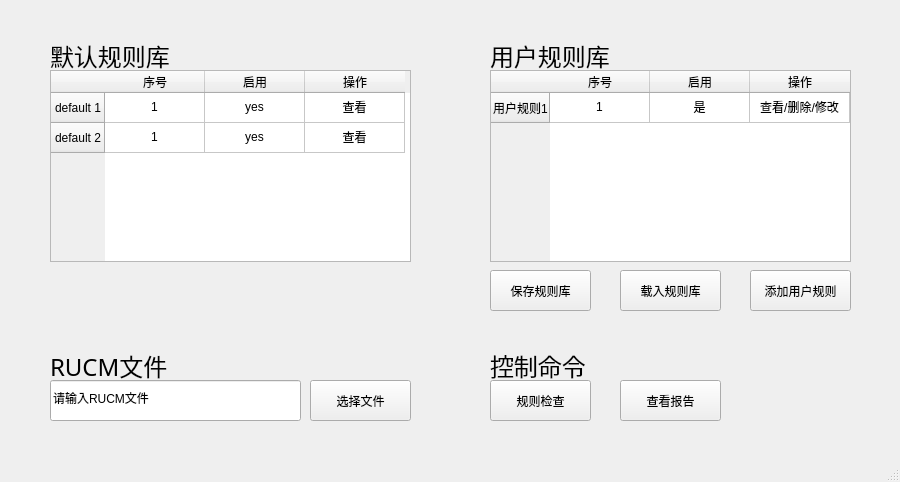
zen1995/rucmChecker, file MainWindow.ui: the form before one commit.
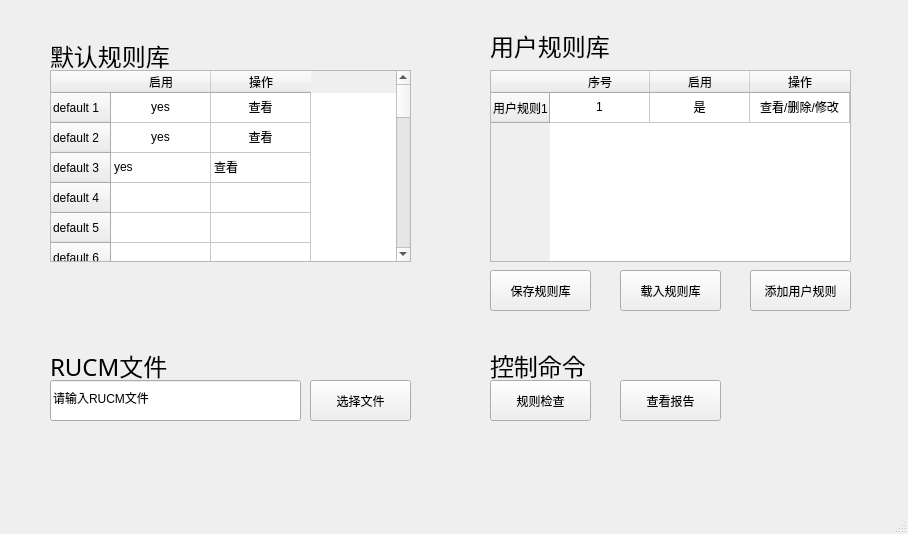
The form after the commit.

Patch:
```diff
--- a/MainWindow.ui
+++ b/MainWindow.ui
@@ -6,8 +6,8 @@
    <rect>
     <x>0</x>
     <y>0</y>
-    <width>900</width>
-    <height>482</height>
+    <width>908</width>
+    <height>534</height>
    </rect>
   </property>
   <property name="windowTitle">
@@ -28,7 +28,7 @@
       <string>default 1</string>
      </property>
      <property name="textAlignment">
-      <set>AlignCenter</set>
+      <set>AlignLeading|AlignVCenter</set>
      </property>
     </row>
     <row>
@@ -36,17 +36,124 @@
       <string>default 2</string>
      </property>
      <property name="textAlignment">
-      <set>AlignCenter</set>
+      <set>AlignLeading|AlignVCenter</set>
      </property>
     </row>
-    <column>
+    <row>
      <property name="text">
-      <string>序号</string>
+      <string>default 3</string>
      </property>
-     <property name="textAlignment">
-      <set>AlignCenter</set>
+    </row>
+    <row>
+     <property name="text">
+      <string>default 4</string>
      </property>
-    </column>
+    </row>
+    <row>
+     <property name="text">
+      <string>default 5</string>
+     </property>
+    </row>
+    <row>
+     <property name="text">
+      <string>default 6</string>
+     </property>
+    </row>
+    <row>
+     <property name="text">
+      <string>default 7</string>
+     </property>
+    </row>
+    <row>
+     <property name="text">
+      <string>default 8</string>
+     </property>
+    </row>
+    <row>
+     <property name="text">
+      <string>default 9</string>
+     </property>
+    </row>
+    <row>
+     <property name="text">
+      <string>default 10</string>
+     </property>
+    </row>
+    <row>
+     <property name="text">
+      <string>default 11</string>
+     </property>
+    </row>
+    <row>
+     <property name="text">
+      <string>default 12</string>
+     </property>
+    </row>
+    <row>
+     <property name="text">
+      <string>default 13</string>
+     </property>
+    </row>
+    <row>
+     <property name="text">
+      <string>default 14</string>
+     </property>
+    </row>
+    <row>
+     <property name="text">
+      <string>default 15</string>
+     </property>
+    </row>
+    <row>
+     <property name="text">
+      <string>default 17</string>
+     </property>
+    </row>
+    <row>
+     <property name="text">
+      <string>default 18</string>
+     </property>
+    </row>
+    <row>
+     <property name="text">
+      <string>default 19</string>
+     </property>
+    </row>
+    <row>
+     <property name="text">
+      <string>default 20</string>
+     </property>
+    </row>
+    <row>
+     <property name="text">
+      <string>default 21</string>
+     </property>
+    </row>
+    <row>
+     <property name="text">
+      <string>default 22</string>
+     </property>
+    </row>
+    <row>
+     <property name="text">
+      <string>default 23</string>
+     </property>
+    </row>
+    <row>
+     <property name="text">
+      <string>default 24</string>
+     </property>
+    </row>
+    <row>
+     <property name="text">
+      <string>default 25</string>
+     </property>
+    </row>
+    <row>
+     <property name="text">
+      <string>default 26</string>
+     </property>
+    </row>
     <column>
      <property name="text">
       <string>启用</string>
@@ -59,21 +166,13 @@
     </column>
     <item row="0" column="0">
      <property name="text">
-      <string>1</string>
-     </property>
-     <property name="textAlignment">
-      <set>AlignCenter</set>
-     </property>
-    </item>
-    <item row="0" column="1">
-     <property name="text">
       <string>yes</string>
      </property>
      <property name="textAlignment">
       <set>AlignCenter</set>
      </property>
     </item>
-    <item row="0" column="2">
+    <item row="0" column="1">
      <property name="text">
       <string>查看</string>
      </property>
@@ -83,7 +182,7 @@
     </item>
     <item row="1" column="0">
      <property name="text">
-      <string>1</string>
+      <string>yes</string>
      </property>
      <property name="textAlignment">
       <set>AlignCenter</set>
@@ -91,19 +190,21 @@
     </item>
     <item row="1" column="1">
      <property name="text">
+      <string>查看</string>
+     </property>
+     <property name="textAlignment">
+      <set>AlignCenter</set>
+     </property>
+    </item>
+    <item row="2" column="0">
+     <property name="text">
       <string>yes</string>
      </property>
-     <property name="textAlignment">
-      <set>AlignCenter</set>
-     </property>
     </item>
-    <item row="1" column="2">
+    <item row="2" column="1">
      <property name="text">
       <string>查看</string>
      </property>
-     <property name="textAlignment">
-      <set>AlignCenter</set>
-     </property>
     </item>
    </widget>
    <widget class="QLabel" name="label">
@@ -111,7 +212,7 @@
      <rect>
       <x>50</x>
       <y>40</y>
-      <width>131</width>
+      <width>161</width>
       <height>31</height>
      </rect>
     </property>
@@ -198,8 +299,8 @@
     <property name="geometry">
      <rect>
       <x>490</x>
-      <y>40</y>
-      <width>131</width>
+      <y>30</y>
+      <width>161</width>
       <height>31</height>
      </rect>
     </property>
```
